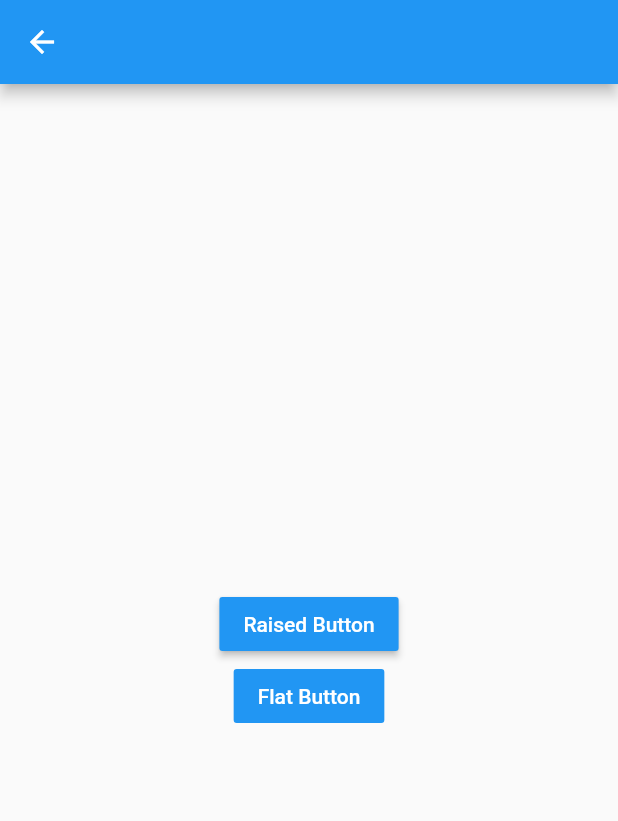
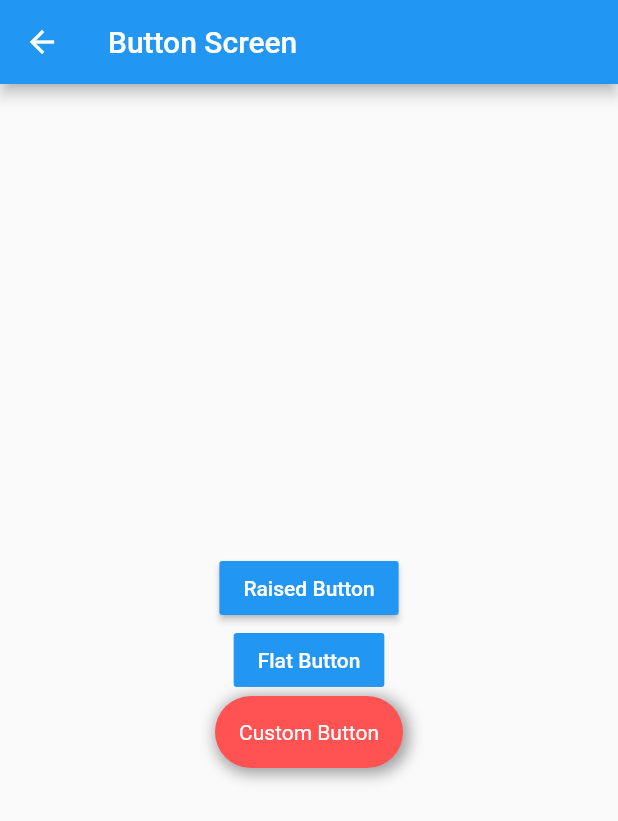
Before and after one commit to jjgajjar04/test_app, a Flutter app: the screen it shows after launch, after a tap on "card 1", on a phone screen of 412 x 824 dp. Shown: the top 821 px of the screen. Run offline on Flutter 3.47's test engine with Material 2 defaults, Android fonts, the light colour scheme and no system bars.

Commit message:
list,buttons,cards added

```diff
--- a/lib/app.dart
+++ b/lib/app.dart
@@ -1,16 +1,18 @@
 import 'package:flutter/material.dart';
 import 'package:test_app/screens/home.dart';
 import 'package:test_app/screens/button_screen.dart';
+import 'package:test_app/screens/list_screen.dart';
 
 class App extends StatelessWidget {
   @override
   Widget build(BuildContext context) {
     return MaterialApp(
       debugShowCheckedModeBanner: false,
-      initialRoute: '/',
+      initialRoute: Home.id,
       routes: {
-        '/': (context) => Home(),
-        '/button': (context) => ButtonScreen(),
+        Home.id: (context) => Home(),
+        ButtonScreen.id: (context) => ButtonScreen(),
+        ListScreen.id: (context) => ListScreen(),
       },
     );
   }
--- /dev/null
+++ b/lib/components/button/custom_button.dart
@@ -0,0 +1,30 @@
+import 'package:flutter/material.dart';
+
+class CustomButton extends StatelessWidget {
+  @override
+  Widget build(BuildContext context) {
+    return Container(
+      child: Padding(
+        padding: const EdgeInsets.all(16.0),
+        child: Text(
+          'Custom Button',
+          style: TextStyle(
+            color: Colors.white,
+          ),
+        ),
+      ),
+      decoration: BoxDecoration(
+        color: Colors.redAccent,
+        borderRadius: BorderRadius.circular(24.0),
+        boxShadow: [
+          BoxShadow(
+            color: Colors.grey,
+            spreadRadius: 2,
+            blurRadius: 8,
+            offset: Offset(2, 2),
+          ),
+        ],
+      ),
+    );
+  }
+}
--- a/lib/screens/button_screen.dart
+++ b/lib/screens/button_screen.dart
@@ -1,10 +1,16 @@
 import 'package:flutter/material.dart';
+import 'package:test_app/components/button/custom_button.dart';
+import 'package:test_app/utils/constants.dart';
 
 class ButtonScreen extends StatelessWidget {
+  static const String id = Constants.BUTTON_SCREEN;
+
   @override
   Widget build(BuildContext context) {
     return Scaffold(
-      appBar: AppBar(),
+      appBar: AppBar(
+        title: Text('Button Screen'),
+      ),
       body: SafeArea(
         child: Center(
           child: Column(
@@ -21,7 +27,8 @@ class ButtonScreen extends StatelessWidget {
                 textColor: Colors.white,
                 onPressed: () {},
                 child: Text("Flat Button"),
-              )
+              ),
+              CustomButton(),
             ],
           ),
         ),
--- a/lib/screens/home.dart
+++ b/lib/screens/home.dart
@@ -1,7 +1,10 @@
 import 'package:flutter/material.dart';
 import 'package:test_app/components/card/list_card.dart';
+import 'package:test_app/utils/constants.dart';
 
 class Home extends StatelessWidget {
+  static const String id = Constants.HOME_SCRREN;
+
   @override
   Widget build(BuildContext context) {
     return Scaffold(
@@ -15,13 +18,17 @@ class Home extends StatelessWidget {
           children: [
             ListCard(
               title: 'card 1',
-              color: Colors.lightBlueAccent,
+              color: Colors.purple,
               onTap: () {
-                Navigator.pushNamed(context, '/button');
+                Navigator.pushNamed(context, Constants.BUTTON_SCREEN);
               },
             ),
             ListCard(
               title: 'card 2',
+              color: Colors.indigo,
+              onTap: () {
+                Navigator.pushNamed(context, Constants.LIST_SCREEN);
+              },
             ),
             ListCard(
               title: 'card 3',
--- a/lib/utils/constants.dart
+++ b/lib/utils/constants.dart
@@ -1 +1,5 @@
-class Constants {}
+class Constants {
+  static const HOME_SCRREN = 'home_screen';
+  static const BUTTON_SCREEN = 'button_screen';
+  static const LIST_SCREEN = 'list_screen';
+}
```
Also changed, not shown: lib/components/card/list_tile.dart (added, +36 -0 lines), lib/screens/list_screen.dart (added, +32 -0 lines).
